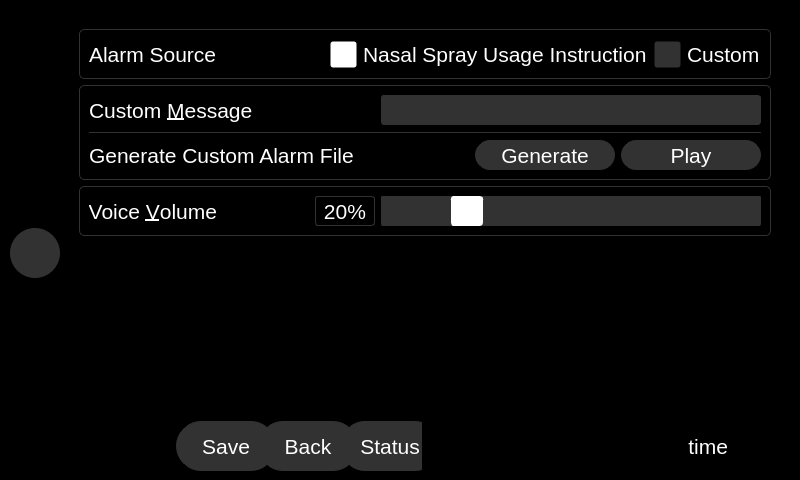
Above: qt_design/main_window.ui from zyl120/Naloxone_Safety_Kit before the change. Below: the same form after it.
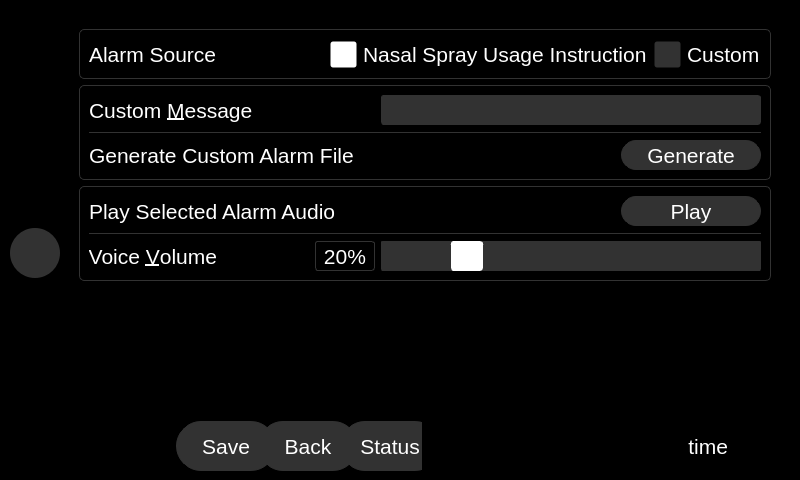
That is the form after the change. The open tabs and pages were chosen to show the change. Icons and pictures are not drawn.

Commit message: revise ui for alarm settings

The edit to the form file:
```diff
--- a/qt_design/main_window.ui
+++ b/qt_design/main_window.ui
@@ -2160,8 +2160,8 @@
                 <rect>
                  <x>0</x>
                  <y>0</y>
-                 <width>710</width>
-                 <height>380</height>
+                 <width>704</width>
+                 <height>374</height>
                 </rect>
                </property>
                <layout class="QVBoxLayout" name="verticalLayout_14">
@@ -2428,40 +2428,6 @@
                        </property>
                       </widget>
                      </item>
-                     <item>
-                      <widget class="QPushButton" name="test_alarm_pushbutton">
-                       <property name="sizePolicy">
-                        <sizepolicy hsizetype="Fixed" vsizetype="Fixed">
-                         <horstretch>0</horstretch>
-                         <verstretch>0</verstretch>
-                        </sizepolicy>
-                       </property>
-                       <property name="minimumSize">
-                        <size>
-                         <width>140</width>
-                         <height>30</height>
-                        </size>
-                       </property>
-                       <property name="maximumSize">
-                        <size>
-                         <width>140</width>
-                         <height>30</height>
-                        </size>
-                       </property>
-                       <property name="font">
-                        <font>
-                         <pointsize>16</pointsize>
-                        </font>
-                       </property>
-                       <property name="styleSheet">
-                        <string notr="true">QPushButton{color: white; background-color: rgb(50,50,50); border-radius:15px;border-color: rgb(50,50,50);border-width: 1px;border-style: solid;}
-QPushButton:pressed{color: white; background-color: rgb(25,25,25); border-radius:15px;border-color: rgb(25,25,25);border-width: 1px;border-style: solid;}</string>
-                       </property>
-                       <property name="text">
-                        <string>Play</string>
-                       </property>
-                      </widget>
-                     </item>
                     </layout>
                    </item>
                   </layout>
@@ -2479,6 +2445,85 @@
                    <enum>QFrame::Raised</enum>
                   </property>
                   <layout class="QVBoxLayout" name="verticalLayout_6">
+                   <item>
+                    <layout class="QHBoxLayout" name="horizontalLayout_27">
+                     <item>
+                      <widget class="QLabel" name="label_7">
+                       <property name="font">
+                        <font>
+                         <pointsize>16</pointsize>
+                        </font>
+                       </property>
+                       <property name="styleSheet">
+                        <string notr="true">color:white</string>
+                       </property>
+                       <property name="text">
+                        <string>Play Selected Alarm Audio</string>
+                       </property>
+                      </widget>
+                     </item>
+                     <item>
+                      <spacer name="horizontalSpacer_21">
+                       <property name="orientation">
+                        <enum>Qt::Horizontal</enum>
+                       </property>
+                       <property name="sizeHint" stdset="0">
+                        <size>
+                         <width>40</width>
+                         <height>20</height>
+                        </size>
+                       </property>
+                      </spacer>
+                     </item>
+                     <item>
+                      <widget class="QPushButton" name="test_alarm_pushbutton">
+                       <property name="sizePolicy">
+                        <sizepolicy hsizetype="Fixed" vsizetype="Fixed">
+                         <horstretch>0</horstretch>
+                         <verstretch>0</verstretch>
+                        </sizepolicy>
+                       </property>
+                       <property name="minimumSize">
+                        <size>
+                         <width>140</width>
+                         <height>30</height>
+                        </size>
+                       </property>
+                       <property name="maximumSize">
+                        <size>
+                         <width>140</width>
+                         <height>30</height>
+                        </size>
+                       </property>
+                       <property name="font">
+                        <font>
+                         <pointsize>16</pointsize>
+                        </font>
+                       </property>
+                       <property name="styleSheet">
+                        <string notr="true">QPushButton{color: white; background-color: rgb(50,50,50); border-radius:15px;border-color: rgb(50,50,50);border-width: 1px;border-style: solid;}
+QPushButton:pressed{color: white; background-color: rgb(25,25,25); border-radius:15px;border-color: rgb(25,25,25);border-width: 1px;border-style: solid;}</string>
+                       </property>
+                       <property name="text">
+                        <string>Play</string>
+                       </property>
+                      </widget>
+                     </item>
+                    </layout>
+                   </item>
+                   <item>
+                    <widget class="Line" name="line_12">
+                     <property name="styleSheet">
+                      <string notr="true">color:rgb(50,50,50)</string>
+                     </property>
+                     <property name="frameShadow">
+                      <enum>QFrame::Plain</enum>
+                     </property>
+                     <property name="orientation">
+                      <enum>Qt::Horizontal</enum>
+                     </property>
+                    </widget>
+                   </item>
                    <item>
                     <layout class="QHBoxLayout" name="horizontalLayout_47">
                      <item>
```
Left out of the diff: 22 changed lines with no effect on the pictures. The commit also changes 2 other files.
